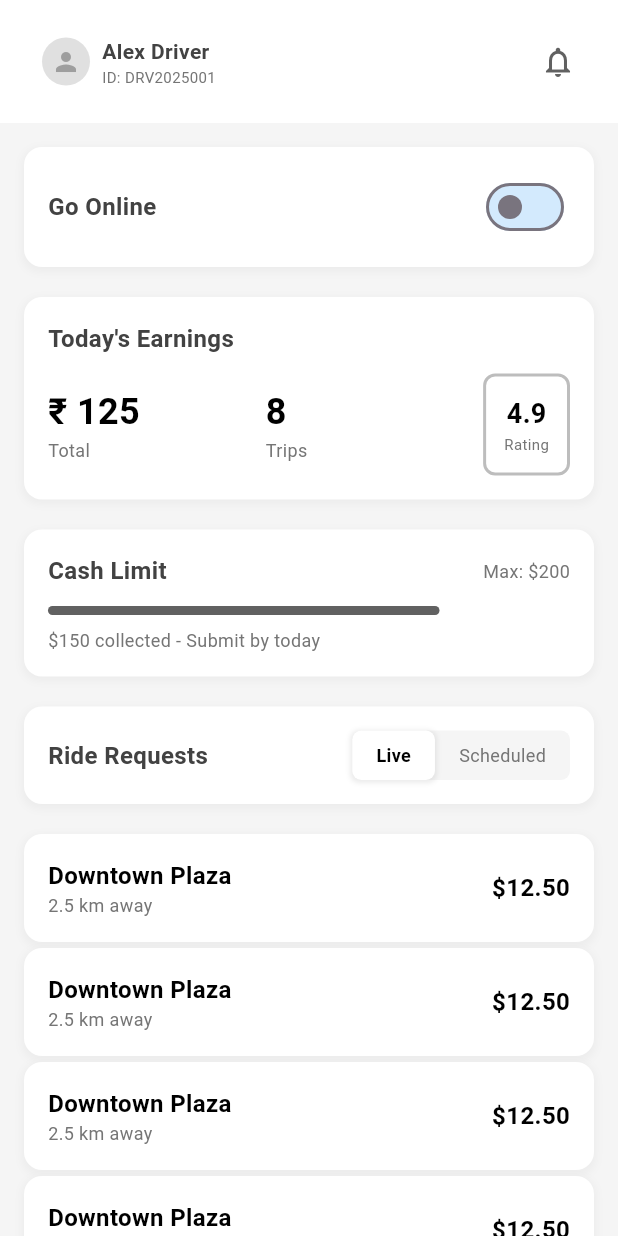
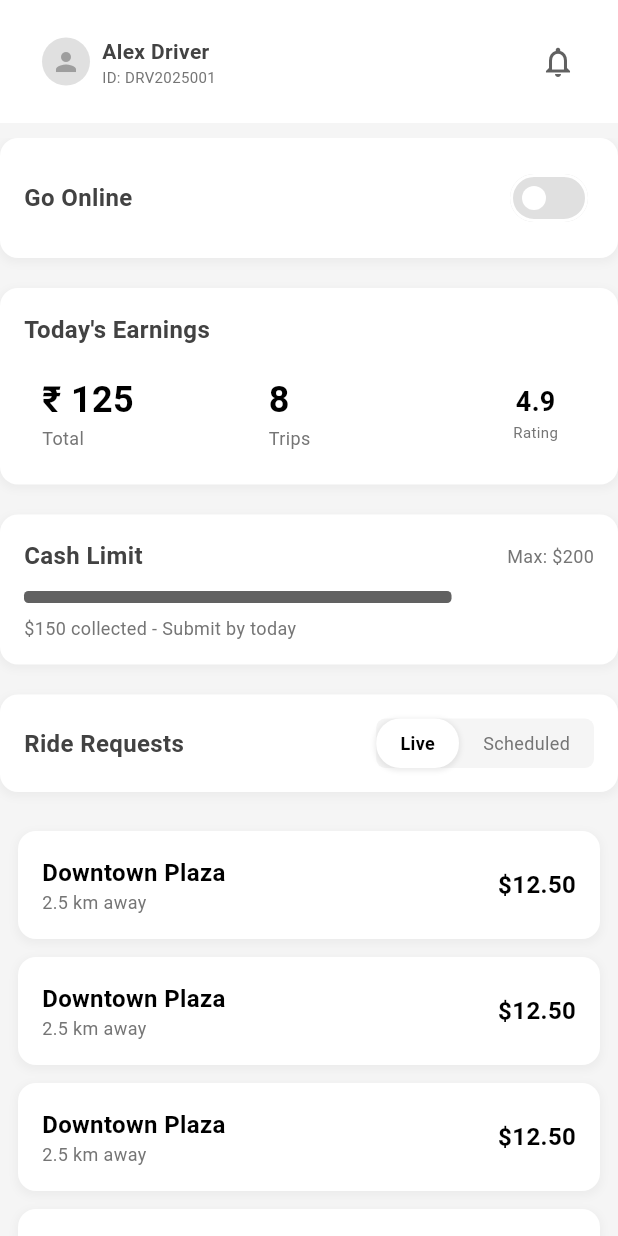
Before and after one commit to SheikhUmaid/velocy-verse, a Flutter app: the DriverHome screen opened directly, on a phone screen of 412 x 824 dp. Run offline on Flutter 3.47's test engine with Material 3 defaults, Android fonts, the phone set to English and light mode, and no system bars; our stand-ins replace dio, flutter_secure_storage, fluttertoast, geocoding, geolocator, go_router and 4 more; missing offline and left inert: dart:ffi; accounts and stored records are empty.

Commit message:
drive home screen

```diff
--- a/lib/pages/driver/mainPages/page.driverHome.dart
+++ b/lib/pages/driver/mainPages/page.driverHome.dart
@@ -1,3 +1,4 @@
+import 'package:flutter/cupertino.dart';
 import 'package:flutter/material.dart';
 
 class DriverHome extends StatefulWidget {
@@ -16,16 +17,37 @@ class _DriverHomeState extends State<DriverHome> {
   Widget build(BuildContext context) {
     return Scaffold(
       backgroundColor: const Color(0xFFF5F5F5),
+      // appBar: AppBar(
+      //   backgroundColor: Colors.white,
+      //   title: Column(
+      //     children: [
+      //       Text(
+      //         'Alex camera',
+      //         style: TextStyle(
+      //           fontSize: 14,
+      //           fontWeight: FontWeight.w600,
+      //           color: Colors.grey[800],
+      //         ),
+      //       ),
+      //       Text(
+      //         'ID: DRV2025001',
+      //         style: TextStyle(fontSize: 10, color: Colors.grey[600]),
+      //       ),
+      //     ],
+      //   ),
+      //   leading: Icon(CupertinoIcons.person_alt_circle),
+      // ),
       body: SafeArea(
         child: Column(
           children: [
             // Header Section
             _buildHeader(),
 
+            SizedBox(height: 10),
             // Main Content
             Expanded(
               child: SingleChildScrollView(
-                padding: const EdgeInsets.all(16.0),
+                // padding: const EdgeInsets.all(16.0),
                 child: Column(
                   crossAxisAlignment: CrossAxisAlignment.start,
                   children: [
@@ -47,11 +69,6 @@ class _DriverHomeState extends State<DriverHome> {
 
                     // Active Ride Card
                     _buildActiveRideCard(),
-                    SizedBox(height: 4),
-                    _buildActiveRideCard(),
-
-                    SizedBox(height: 4), _buildActiveRideCard(),
-                    SizedBox(height: 4), _buildActiveRideCard(),
                   ],
                 ),
               ),
@@ -147,14 +164,18 @@ class _DriverHomeState extends State<DriverHome> {
           ),
           const Spacer(),
           Switch(
-            trackColor: MaterialStateProperty.all(Colors.blue.withOpacity(.2)),
+            activeColor: Colors.blue,
+            activeTrackColor: Colors.blue.withOpacity(.3),
+            inactiveThumbColor: Colors.white,
+            inactiveTrackColor: Colors.grey[300],
+            trackOutlineColor: MaterialStateProperty.all(Colors.white),
+            // trackColor: MaterialStateProperty.all(Colors.grey.shade300),
             value: isOnline,
             onChanged: (value) {
               setState(() {
                 isOnline = value;
               });
             },
-            activeColor: Colors.blue,
           ),
         ],
       ),
@@ -188,7 +209,9 @@ class _DriverHomeState extends State<DriverHome> {
             ),
           ),
           const SizedBox(height: 12),
-          Row(
+          Padding(
+            padding: const EdgeInsets.symmetric(horizontal: 12.0),
+            child: Row(
               children: [
                 // Earnings
                 Expanded(
@@ -234,8 +257,8 @@ class _DriverHomeState extends State<DriverHome> {
                 Container(
                   padding: const EdgeInsets.all(12),
                   decoration: BoxDecoration(
-                  border: Border.all(color: Colors.grey[400]!, width: 2),
-                  borderRadius: BorderRadius.circular(8),
+                    // border: Border.all(color: Colors.grey[400]!, width: 2),
+                    // borderRadius: BorderRadius.circular(8),
                   ),
                   child: Column(
                     children: [
@@ -255,6 +278,7 @@ class _DriverHomeState extends State<DriverHome> {
                   ),
                 ),
               ],
+            ),
           ),
         ],
       ),
@@ -299,7 +323,7 @@ class _DriverHomeState extends State<DriverHome> {
           const SizedBox(height: 12),
           // Progress Bar
           Container(
-            height: 6,
+            height: 8,
             decoration: BoxDecoration(
               color: Colors.grey[200],
               borderRadius: BorderRadius.circular(3),
@@ -389,13 +413,14 @@ class _DriverHomeState extends State<DriverHome> {
         padding: const EdgeInsets.symmetric(horizontal: 16, vertical: 8),
         decoration: BoxDecoration(
           color: isSelected ? Colors.white : Colors.transparent,
-          borderRadius: BorderRadius.circular(6),
+          borderRadius: BorderRadius.circular(16),
           boxShadow: isSelected
               ? [
                   BoxShadow(
                     color: Colors.grey.withOpacity(0.2),
                     spreadRadius: 1,
                     blurRadius: 2,
+
                     offset: const Offset(0, 1),
                   ),
                 ]
@@ -414,12 +439,18 @@ class _DriverHomeState extends State<DriverHome> {
   }
 
   Widget _buildActiveRideCard() {
-    return Container(
+    return ListView.builder(
+      shrinkWrap: true,
+      physics: const NeverScrollableScrollPhysics(),
+      itemCount: 10,
+      itemBuilder: (context, index) {
+        return Padding(
+          padding: const EdgeInsets.symmetric(horizontal: 12.0, vertical: 6),
+          child: Container(
             padding: const EdgeInsets.all(16.0),
             decoration: BoxDecoration(
               color: Colors.white,
               borderRadius: BorderRadius.circular(12),
-        // border: Border.all(color: Colors.black, width: 2),
               boxShadow: [
                 BoxShadow(
                   color: Colors.grey.withOpacity(0.1),
@@ -460,6 +491,9 @@ class _DriverHomeState extends State<DriverHome> {
                 ),
               ],
             ),
+          ),
+        );
+      },
     );
   }
 
--- a/lib/pages/onboarding/page.loading.dart
+++ b/lib/pages/onboarding/page.loading.dart
@@ -21,7 +21,8 @@ class _LoadingState extends State<Loading> {
 
     if (context.mounted) {
       if (loggedIn) {
-        context.goNamed("/userHome");
+        print("User is logging in");
+        context.goNamed("/driverMain");
       } else {
         context.goNamed("/permissions");
       }
--- a/lib/utils/util.router.dart
+++ b/lib/utils/util.router.dart
@@ -1,5 +1,6 @@
 import 'package:flutter/material.dart';
 import 'package:go_router/go_router.dart';
+import 'package:velocyverse/pages/driver/page.dartMain.dart';
 import 'package:velocyverse/pages/login/page.authentication.dart';
 import 'package:velocyverse/pages/login/page.login_otp.dart';
 import 'package:velocyverse/pages/login/profile_setup/page.profile_setup.dart';
@@ -11,7 +12,7 @@ import 'package:velocyverse/pages/user_app/page.book_ride.dart';
 import 'package:velocyverse/pages/user_app/page.select_location.dart';
 
 class MyRouter {
-    final GoRouter routerConfig = GoRouter(
+  final GoRouter routerConfig = GoRouter(
     initialLocation: '/loading',
 
     debugLogDiagnostics: true,
@@ -69,6 +70,13 @@ class MyRouter {
           return LoginOTP(phoneNumber: phoneNumber);
         },
       ),
+      GoRoute(
+        path: '/driverMain',
+        name: '/driverMain',
+        builder: (context, state) {
+          return const DriverMain();
+        },
+      ),
     ],
   );
 }
```
Also changed, not shown: lib/pages/driver/page.driverMain.dart (renamed from lib/pages/driver/page.dartMain.dart). Lines whose indentation alone changed are shown as unchanged.
